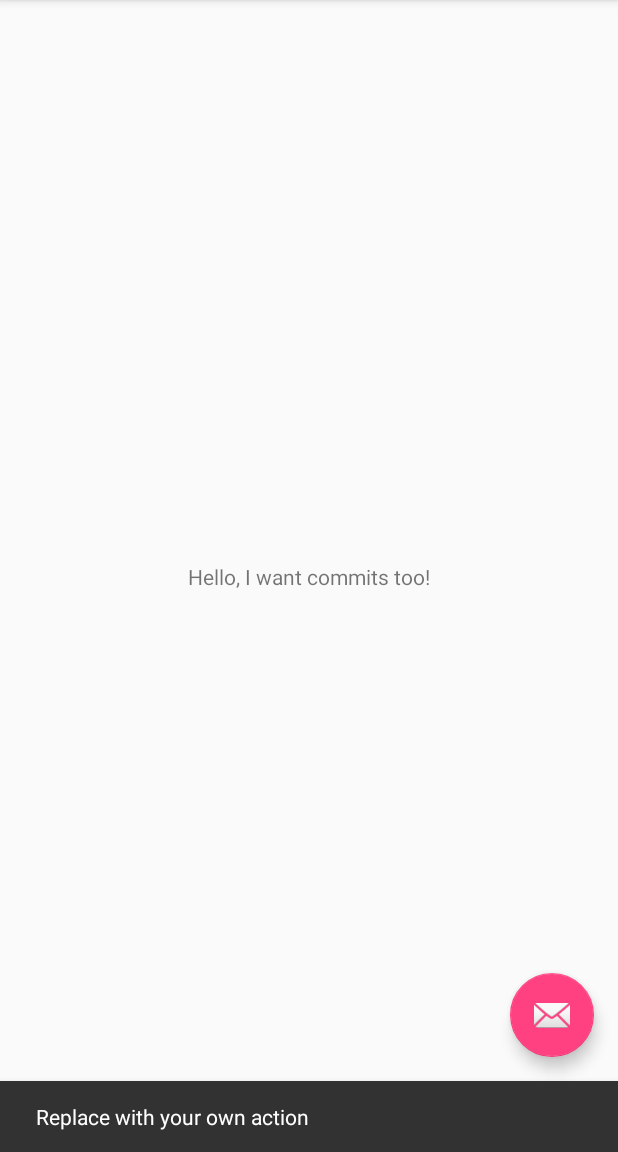
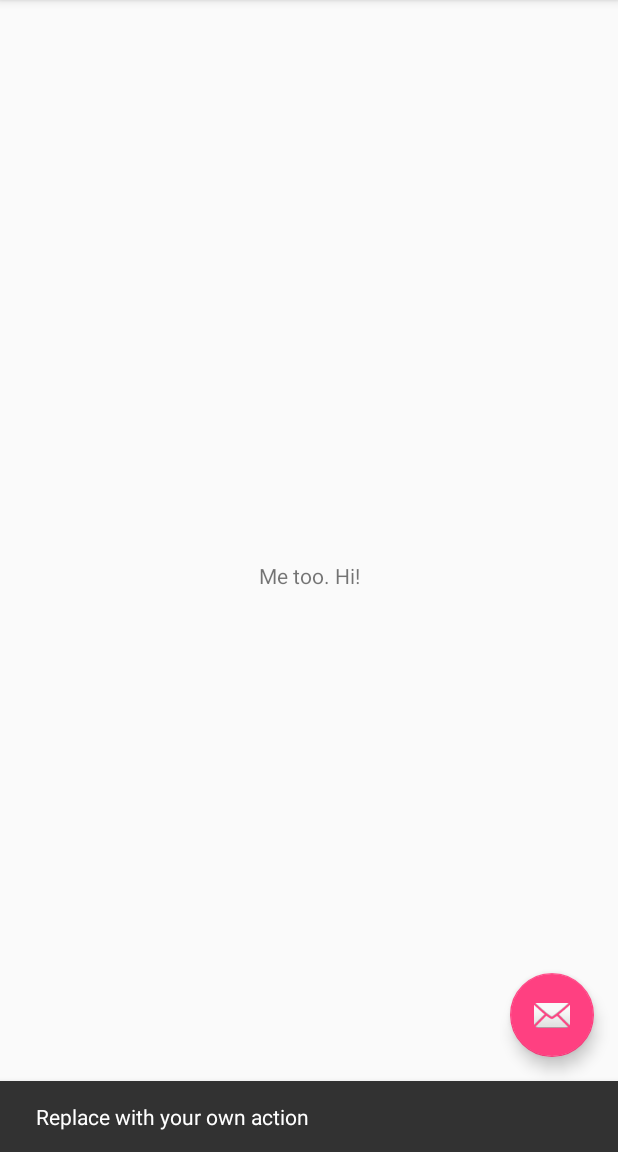
Before and after one commit to shogunatealex/capstone-three-triangles, an Android app: the screen it shows after launch (MainActivity), after a tap on an icon or button, on a phone screen of 412 x 824 dp, the part 84-1236 px from its top. Run offline under Robolectric (Android 15) with nearby library versions, the phone set to English and light mode, and no system bars.

Commit message:
Practice makes perfect?
Practice makes perfect?

```diff
--- a/app/src/main/res/layout/content_main.xml
+++ b/app/src/main/res/layout/content_main.xml
@@ -10,8 +10,8 @@
 
     <TextView
         android:layout_width="wrap_content"
-        android:layout_height="wrap_content"
-        android:text="Hello, I want commits too!"
+        android:layout_height="20dp"
+        android:text="Me too. Hi!"
         app:layout_constraintBottom_toBottomOf="parent"
         app:layout_constraintLeft_toLeftOf="parent"
         app:layout_constraintRight_toRightOf="parent"
```
